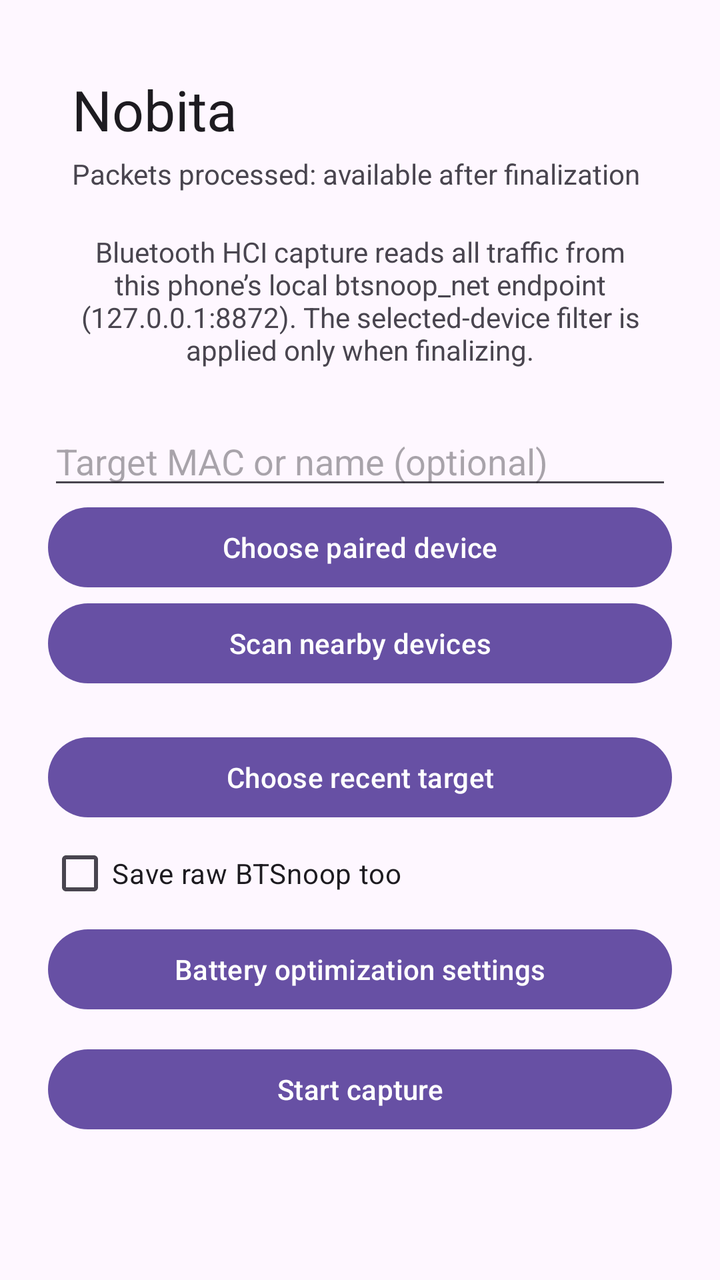
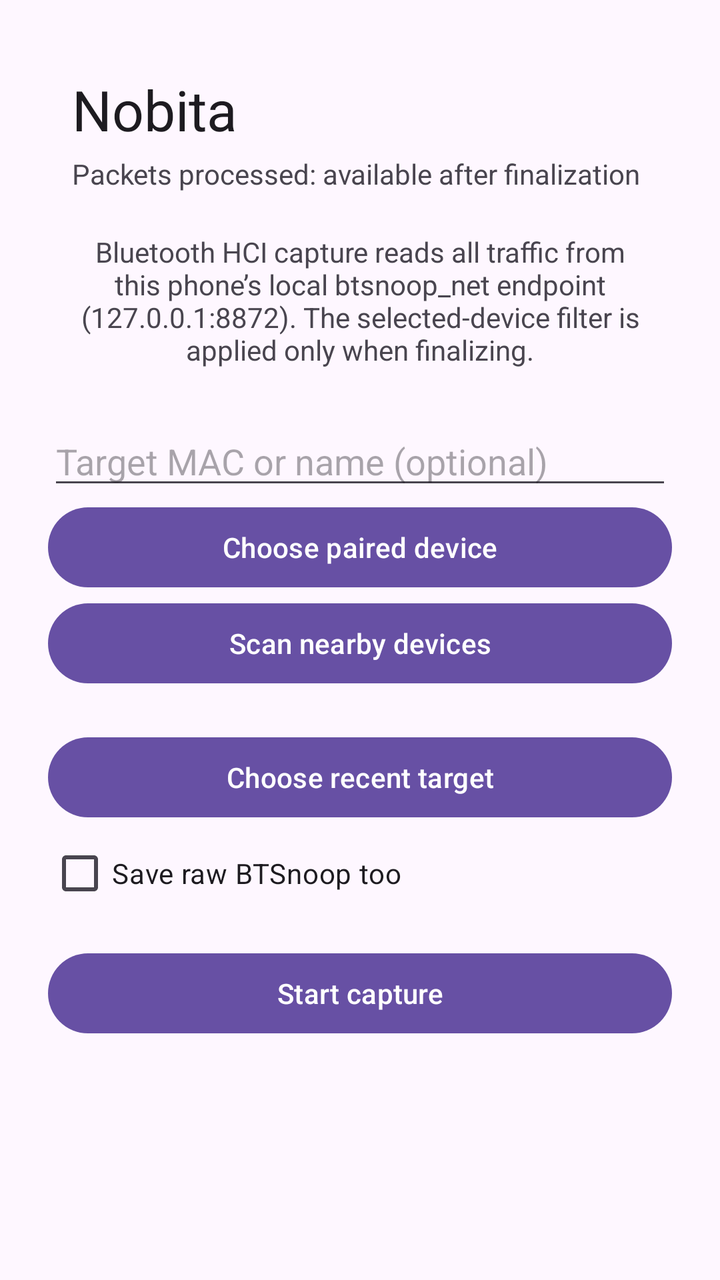

Two renders of the same Android screen: before a commit and after it. Below are the layout's source before the change and the commit's diff.
<!-- AndroidManifest.xml: application theme Theme.Nobita -->
<!-- res/layout/activity_main.xml -->
<?xml version="1.0" encoding="utf-8"?>
<LinearLayout xmlns:android="http://schemas.android.com/apk/res/android"
    android:layout_width="match_parent"
    android:layout_height="match_parent"
    android:gravity="center_horizontal"
    android:orientation="vertical"
    android:padding="24dp">

    <LinearLayout
        android:id="@+id/capture_top_bar"
        android:layout_width="match_parent"
        android:layout_height="wrap_content"
        android:orientation="vertical"
        android:padding="12dp">
        <TextView android:layout_width="match_parent" android:layout_height="wrap_content" android:text="@string/app_name" android:textAppearance="?attr/textAppearanceHeadlineMedium" />
        <TextView android:id="@+id/capture_top_status" android:layout_width="match_parent" android:layout_height="wrap_content" android:layout_marginTop="4dp" android:text="@string/capture_packets_pending" />
    </LinearLayout>

    <TextView
        android:layout_width="wrap_content"
        android:layout_height="wrap_content"
        android:layout_marginTop="8dp"
        android:gravity="center"
        android:text="@string/app_description" />

    <EditText
        android:id="@+id/target"
        android:layout_width="match_parent"
        android:layout_height="wrap_content"
        android:layout_marginTop="24dp"
        android:hint="@string/capture_target_hint"
        android:inputType="text" />

    <Button
        android:id="@+id/choose_paired"
        android:layout_width="match_parent"
        android:layout_height="wrap_content"
        android:text="@string/choose_paired" />
    <Button android:id="@+id/scan_nearby" android:layout_width="match_parent" android:layout_height="wrap_content" android:text="@string/scan_nearby" />
    <LinearLayout android:layout_width="match_parent" android:layout_height="wrap_content" android:gravity="center_vertical">
        <ImageView android:id="@+id/scan_indicator" android:layout_width="24dp" android:layout_height="24dp" android:contentDescription="@null" android:src="@drawable/ic_progress_activity" android:visibility="gone" />
        <TextView android:id="@+id/scan_status" android:layout_width="wrap_content" android:layout_height="wrap_content" android:layout_marginStart="8dp" />
    </LinearLayout>
    <Button android:id="@+id/choose_recent" android:layout_width="match_parent" android:layout_height="wrap_content" android:text="@string/choose_recent" />
    <CheckBox android:id="@+id/save_raw" android:layout_width="match_parent" android:layout_height="wrap_content" android:text="@string/save_raw" />
    <Button android:id="@+id/battery_settings" android:layout_width="match_parent" android:layout_height="wrap_content" android:text="@string/battery_settings" />

    <Button
        android:id="@+id/start_capture"
        android:layout_width="match_parent"
        android:layout_height="wrap_content"
        android:layout_marginTop="12dp"
        android:text="@string/start_capture" />

    <Button
        android:id="@+id/stop_export"
        android:layout_width="match_parent"
        android:layout_height="wrap_content"
        android:text="@string/stop_export"
        android:visibility="gone" />
    <Button android:id="@+id/export_full" android:layout_width="match_parent" android:layout_height="wrap_content" android:text="@string/export_full" android:visibility="gone" />

    <TextView
        android:id="@+id/status"
        android:layout_width="match_parent"
        android:layout_height="wrap_content"
        android:layout_marginTop="16dp" />

    <LinearLayout
        android:id="@+id/export_actions"
        android:layout_width="match_parent"
        android:layout_height="wrap_content"
        android:visibility="gone">
        <Button android:id="@+id/open_capture" android:layout_width="0dp" android:layout_height="wrap_content" android:layout_weight="1" android:text="@string/open_capture" />
        <Button android:id="@+id/share_capture" android:layout_width="0dp" android:layout_height="wrap_content" android:layout_weight="1" android:text="@string/share_capture" />
    </LinearLayout>
</LinearLayout>
<!-- resources referenced by this layout -->
<resources>
  <!-- drawable ic_progress_activity (drawable) -->
  <vector xmlns:android="http://schemas.android.com/apk/res/android"
      android:width="24dp"
      android:height="24dp"
      android:viewportWidth="24"
      android:viewportHeight="24">
      <path
          android:fillColor="@android:color/black"
          android:pathData="M12,2A10,10 0,1 0,22 12A10,10 0,0 0,12 2M12,20A8,8 0,1 1,20 12A8,8 0,0 1,12 20M12,6A6,6 0,1 0,18 12A6,6 0,0 0,12 6M12,16A4,4 0,1 1,16 12A4,4 0,0 1,12 16Z" />
  </vector>
  <string name="app_description">Bluetooth HCI capture reads all traffic from this phone’s local btsnoop_net endpoint (127.0.0.1:8872). The selected-device filter is applied only when finalizing.</string>
  <string name="app_name">Nobita</string>
  <string name="battery_settings">Battery optimization settings</string>
  <string name="capture_packets_pending">Packets processed: available after finalization</string>
  <string name="capture_target_hint">Target MAC or name (optional)</string>
  <string name="choose_paired">Choose paired device</string>
  <string name="choose_recent">Choose recent target</string>
  <string name="export_full">Finalize full capture</string>
  <string name="open_capture">Open</string>
  <string name="save_raw">Save raw BTSnoop too</string>
  <string name="scan_nearby">Scan nearby devices</string>
  <string name="share_capture">Share</string>
  <string name="start_capture">Start capture</string>
  <string name="stop_export">Stop &amp; finalize</string>
  <style name="Theme.Nobita" parent="Theme.Material3.DayNight.NoActionBar" />
</resources>

<!-- the commit's change to res/layout/activity_main.xml (unified diff, before → after) -->
@@ -1,10 +1,13 @@
 <?xml version="1.0" encoding="utf-8"?>
-<LinearLayout xmlns:android="http://schemas.android.com/apk/res/android"
+<ScrollView xmlns:android="http://schemas.android.com/apk/res/android"
     android:layout_width="match_parent"
-    android:layout_height="match_parent"
-    android:gravity="center_horizontal"
-    android:orientation="vertical"
-    android:padding="24dp">
+    android:layout_height="match_parent">
+    <LinearLayout
+        android:layout_width="match_parent"
+        android:layout_height="wrap_content"
+        android:gravity="center_horizontal"
+        android:orientation="vertical"
+        android:padding="24dp">
 
     <LinearLayout
         android:id="@+id/capture_top_bar"
@@ -43,7 +46,6 @@
     </LinearLayout>
     <Button android:id="@+id/choose_recent" android:layout_width="match_parent" android:layout_height="wrap_content" android:text="@string/choose_recent" />
     <CheckBox android:id="@+id/save_raw" android:layout_width="match_parent" android:layout_height="wrap_content" android:text="@string/save_raw" />
-    <Button android:id="@+id/battery_settings" android:layout_width="match_parent" android:layout_height="wrap_content" android:text="@string/battery_settings" />
 
     <Button
         android:id="@+id/start_capture"
@@ -74,4 +76,5 @@
         <Button android:id="@+id/open_capture" android:layout_width="0dp" android:layout_height="wrap_content" android:layout_weight="1" android:text="@string/open_capture" />
         <Button android:id="@+id/share_capture" android:layout_width="0dp" android:layout_height="wrap_content" android:layout_weight="1" android:text="@string/share_capture" />
     </LinearLayout>
-</LinearLayout>
+    </LinearLayout>
+</ScrollView>
<!-- resource entries referenced after the edit -->
@@ -12,7 +12,6 @@
   </vector>
   <string name="app_description">Bluetooth HCI capture reads all traffic from this phone’s local btsnoop_net endpoint (127.0.0.1:8872). The selected-device filter is applied only when finalizing.</string>
   <string name="app_name">Nobita</string>
-  <string name="battery_settings">Battery optimization settings</string>
   <string name="capture_packets_pending">Packets processed: available after finalization</string>
   <string name="capture_target_hint">Target MAC or name (optional)</string>
   <string name="choose_paired">Choose paired device</string>
